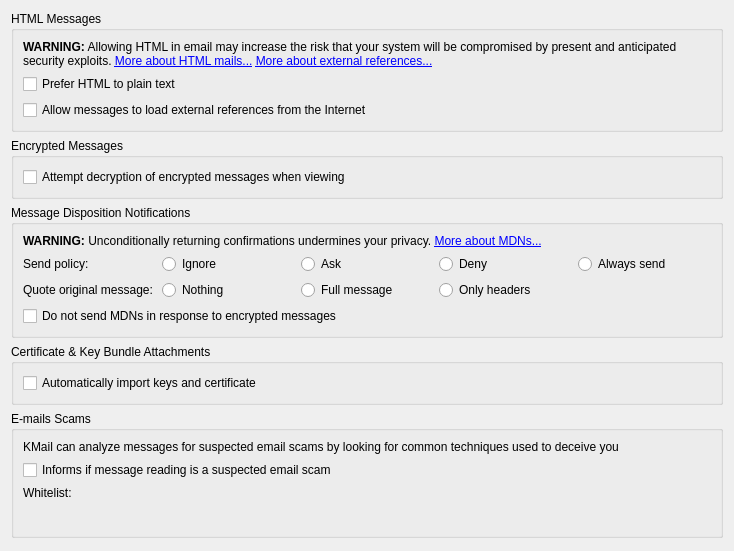
Before: the Qt Designer form kmail/ui/securitypagegeneraltab.ui in KDE/kdepim, drawn with Qt 5.
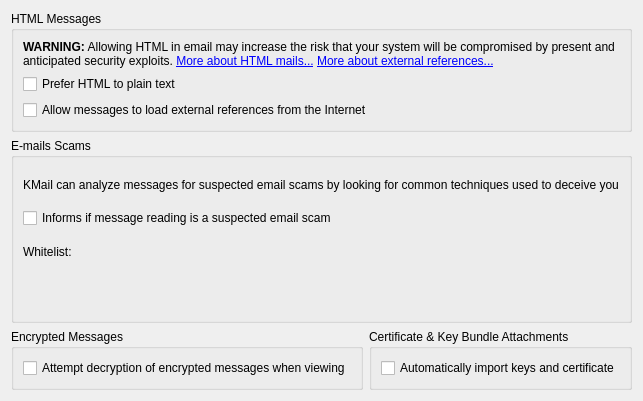
After: the same form once the commit is applied. Custom widgets are drawn as their Qt base class.

Commit message:
Move MDN group to its own tab
This saves vertical space in the Security/Reading tab

```diff
--- a/kmail/ui/securitypagegeneraltab.ui
+++ b/kmail/ui/securitypagegeneraltab.ui
@@ -6,13 +6,19 @@
    <rect>
     <x>0</x>
     <y>0</y>
-    <width>734</width>
-    <height>551</height>
+    <width>633</width>
+    <height>401</height>
    </rect>
   </property>
-  <layout class="QVBoxLayout" name="verticalLayout_2">
-   <item>
+  <layout class="QGridLayout" name="gridLayout">
+   <item row="0" column="0" colspan="2">
     <widget class="QGroupBox" name="groupBox">
+     <property name="sizePolicy">
+      <sizepolicy hsizetype="Preferred" vsizetype="Fixed">
+       <horstretch>0</horstretch>
+       <verstretch>0</verstretch>
+      </sizepolicy>
+     </property>
      <property name="title">
       <string>HTML Messages</string>
      </property>
@@ -53,8 +59,53 @@
      </layout>
     </widget>
    </item>
-   <item>
+   <item row="1" column="0" colspan="2">
+    <widget class="QGroupBox" name="groupBox_3">
+     <property name="sizePolicy">
+      <sizepolicy hsizetype="Preferred" vsizetype="MinimumExpanding">
+       <horstretch>0</horstretch>
+       <verstretch>0</verstretch>
+      </sizepolicy>
+     </property>
+     <property name="title">
+      <string>E-mails Scams</string>
+     </property>
+     <layout class="QVBoxLayout" name="verticalLayout_5">
+      <item>
+       <widget class="QLabel" name="label">
+        <property name="text">
+         <string>KMail can analyze messages for suspected email scams by looking for common techniques used to deceive you</string>
+        </property>
+       </widget>
+      </item>
+      <item>
+       <widget class="QCheckBox" name="mScamDetection">
+        <property name="text">
+         <string>Informs if message reading is a suspected email scam</string>
+        </property>
+       </widget>
+      </item>
+      <item>
+       <widget class="QLabel" name="label_2">
+        <property name="text">
+         <string>Whitelist:</string>
+        </property>
+       </widget>
+      </item>
+      <item>
+       <widget class="PimCommon::SimpleStringListEditor" name="scamWhiteList"/>
+      </item>
+     </layout>
+    </widget>
+   </item>
+   <item row="2" column="0">
     <widget class="QGroupBox" name="groupBox_2">
+     <property name="sizePolicy">
+      <sizepolicy hsizetype="Preferred" vsizetype="Fixed">
+       <horstretch>0</horstretch>
+       <verstretch>0</verstretch>
+      </sizepolicy>
+     </property>
      <property name="title">
       <string>Encrypted Messages</string>
      </property>
@@ -69,121 +120,14 @@
      </layout>
     </widget>
    </item>
-   <item>
-    <widget class="QGroupBox" name="groupMessageDisp">
-     <property name="title">
-      <string>Message Disposition Notifications</string>
-     </property>
-     <layout class="QGridLayout" name="gridLayout">
-      <item row="1" column="0">
-       <widget class="QLabel" name="labelSend">
-        <property name="text">
-         <string>Send policy:</string>
-        </property>
-       </widget>
-      </item>
-      <item row="1" column="1">
-       <widget class="QRadioButton" name="radioIgnore">
-        <property name="whatsThis">
-         <string>&lt;qt&gt;&lt;h3&gt;Message Disposition Notification Policy&lt;/h3&gt;&lt;p&gt;MDNs are a generalization of what is commonly called &lt;b&gt;read receipt&lt;/b&gt;. The message author requests a disposition notification to be sent and the receiver's mail program generates a reply from which the author can learn what happened to his message. Common disposition types include &lt;b&gt;displayed&lt;/b&gt; (i.e. read), &lt;b&gt;deleted&lt;/b&gt; and &lt;b&gt;dispatched&lt;/b&gt; (e.g. forwarded).&lt;/p&gt;&lt;p&gt;The following options are available to control KMail's sending of MDNs:&lt;/p&gt;&lt;ul&gt;&lt;li&gt;&lt;em&gt;Ignore&lt;/em&gt;: Ignores any request for disposition notifications. No MDN will ever be sent automatically (recommended).&lt;/li&gt;&lt;li&gt;&lt;em&gt;Ask&lt;/em&gt;: Answers requests only after asking the user for permission. This way, you can send MDNs for selected messages while denying or ignoring them for others.&lt;/li&gt;&lt;li&gt;&lt;em&gt;Deny&lt;/em&gt;: Always sends a &lt;b&gt;denied&lt;/b&gt; notification. This is only &lt;em&gt;slightly&lt;/em&gt; better than always sending MDNs. The author will still know that the messages has been acted upon, he just cannot tell whether it was deleted or read etc.&lt;/li&gt;&lt;li&gt;&lt;em&gt;Always send&lt;/em&gt;: Always sends the requested disposition notification. That means that the author of the message gets to know when the message was acted upon and, in addition, what happened to it (displayed, deleted, etc.). This option is strongly discouraged, but since it makes much sense e.g. for customer relationship management, it has been made available.&lt;/li&gt;&lt;/ul&gt;&lt;/qt&gt;</string>
-        </property>
-        <property name="text">
-         <string>Ignore</string>
-        </property>
-       </widget>
-      </item>
-      <item row="1" column="2">
-       <widget class="QRadioButton" name="radioAsk">
-        <property name="whatsThis">
-         <string>&lt;qt&gt;&lt;h3&gt;Message Disposition Notification Policy&lt;/h3&gt;&lt;p&gt;MDNs are a generalization of what is commonly called &lt;b&gt;read receipt&lt;/b&gt;. The message author requests a disposition notification to be sent and the receiver's mail program generates a reply from which the author can learn what happened to his message. Common disposition types include &lt;b&gt;displayed&lt;/b&gt; (i.e. read), &lt;b&gt;deleted&lt;/b&gt; and &lt;b&gt;dispatched&lt;/b&gt; (e.g. forwarded).&lt;/p&gt;&lt;p&gt;The following options are available to control KMail's sending of MDNs:&lt;/p&gt;&lt;ul&gt;&lt;li&gt;&lt;em&gt;Ignore&lt;/em&gt;: Ignores any request for disposition notifications. No MDN will ever be sent automatically (recommended).&lt;/li&gt;&lt;li&gt;&lt;em&gt;Ask&lt;/em&gt;: Answers requests only after asking the user for permission. This way, you can send MDNs for selected messages while denying or ignoring them for others.&lt;/li&gt;&lt;li&gt;&lt;em&gt;Deny&lt;/em&gt;: Always sends a &lt;b&gt;denied&lt;/b&gt; notification. This is only &lt;em&gt;slightly&lt;/em&gt; better than always sending MDNs. The author will still know that the messages has been acted upon, he just cannot tell whether it was deleted or read etc.&lt;/li&gt;&lt;li&gt;&lt;em&gt;Always send&lt;/em&gt;: Always sends the requested disposition notification. That means that the author of the message gets to know when the message was acted upon and, in addition, what happened to it (displayed, deleted, etc.). This option is strongly discouraged, but since it makes much sense e.g. for customer relationship management, it has been made available.&lt;/li&gt;&lt;/ul&gt;&lt;/qt&gt;</string>
-        </property>
-        <property name="text">
-         <string>Ask</string>
-        </property>
-       </widget>
-      </item>
-      <item row="1" column="3">
-       <widget class="QRadioButton" name="radioDeny">
-        <property name="whatsThis">
-         <string>&lt;qt&gt;&lt;h3&gt;Message Disposition Notification Policy&lt;/h3&gt;&lt;p&gt;MDNs are a generalization of what is commonly called &lt;b&gt;read receipt&lt;/b&gt;. The message author requests a disposition notification to be sent and the receiver's mail program generates a reply from which the author can learn what happened to his message. Common disposition types include &lt;b&gt;displayed&lt;/b&gt; (i.e. read), &lt;b&gt;deleted&lt;/b&gt; and &lt;b&gt;dispatched&lt;/b&gt; (e.g. forwarded).&lt;/p&gt;&lt;p&gt;The following options are available to control KMail's sending of MDNs:&lt;/p&gt;&lt;ul&gt;&lt;li&gt;&lt;em&gt;Ignore&lt;/em&gt;: Ignores any request for disposition notifications. No MDN will ever be sent automatically (recommended).&lt;/li&gt;&lt;li&gt;&lt;em&gt;Ask&lt;/em&gt;: Answers requests only after asking the user for permission. This way, you can send MDNs for selected messages while denying or ignoring them for others.&lt;/li&gt;&lt;li&gt;&lt;em&gt;Deny&lt;/em&gt;: Always sends a &lt;b&gt;denied&lt;/b&gt; notification. This is only &lt;em&gt;slightly&lt;/em&gt; better than always sending MDNs. The author will still know that the messages has been acted upon, he just cannot tell whether it was deleted or read etc.&lt;/li&gt;&lt;li&gt;&lt;em&gt;Always send&lt;/em&gt;: Always sends the requested disposition notification. That means that the author of the message gets to know when the message was acted upon and, in addition, what happened to it (displayed, deleted, etc.). This option is strongly discouraged, but since it makes much sense e.g. for customer relationship management, it has been made available.&lt;/li&gt;&lt;/ul&gt;&lt;/qt&gt;</string>
-        </property>
-        <property name="text">
-         <string>Deny</string>
-        </property>
-       </widget>
-      </item>
-      <item row="1" column="4">
-       <widget class="QRadioButton" name="radioAlways">
-        <property name="whatsThis">
-         <string>&lt;qt&gt;&lt;h3&gt;Message Disposition Notification Policy&lt;/h3&gt;&lt;p&gt;MDNs are a generalization of what is commonly called &lt;b&gt;read receipt&lt;/b&gt;. The message author requests a disposition notification to be sent and the receiver's mail program generates a reply from which the author can learn what happened to his message. Common disposition types include &lt;b&gt;displayed&lt;/b&gt; (i.e. read), &lt;b&gt;deleted&lt;/b&gt; and &lt;b&gt;dispatched&lt;/b&gt; (e.g. forwarded).&lt;/p&gt;&lt;p&gt;The following options are available to control KMail's sending of MDNs:&lt;/p&gt;&lt;ul&gt;&lt;li&gt;&lt;em&gt;Ignore&lt;/em&gt;: Ignores any request for disposition notifications. No MDN will ever be sent automatically (recommended).&lt;/li&gt;&lt;li&gt;&lt;em&gt;Ask&lt;/em&gt;: Answers requests only after asking the user for permission. This way, you can send MDNs for selected messages while denying or ignoring them for others.&lt;/li&gt;&lt;li&gt;&lt;em&gt;Deny&lt;/em&gt;: Always sends a &lt;b&gt;denied&lt;/b&gt; notification. This is only &lt;em&gt;slightly&lt;/em&gt; better than always sending MDNs. The author will still know that the messages has been acted upon, he just cannot tell whether it was deleted or read etc.&lt;/li&gt;&lt;li&gt;&lt;em&gt;Always send&lt;/em&gt;: Always sends the requested disposition notification. That means that the author of the message gets to know when the message was acted upon and, in addition, what happened to it (displayed, deleted, etc.). This option is strongly discouraged, but since it makes much sense e.g. for customer relationship management, it has been made available.&lt;/li&gt;&lt;/ul&gt;&lt;/qt&gt;</string>
-        </property>
-        <property name="text">
-         <string>Always send</string>
-        </property>
-       </widget>
-      </item>
-      <item row="2" column="0">
-       <widget class="QLabel" name="labelQuote">
-        <property name="text">
-         <string>Quote original message:</string>
-        </property>
-       </widget>
-      </item>
-      <item row="2" column="1">
-       <widget class="QRadioButton" name="radioNothing">
-        <property name="whatsThis">
-         <string>&lt;qt&gt;&lt;h3&gt;Message Disposition Notification Policy&lt;/h3&gt;&lt;p&gt;MDNs are a generalization of what is commonly called &lt;b&gt;read receipt&lt;/b&gt;. The message author requests a disposition notification to be sent and the receiver's mail program generates a reply from which the author can learn what happened to his message. Common disposition types include &lt;b&gt;displayed&lt;/b&gt; (i.e. read), &lt;b&gt;deleted&lt;/b&gt; and &lt;b&gt;dispatched&lt;/b&gt; (e.g. forwarded).&lt;/p&gt;&lt;p&gt;The following options are available to control KMail's sending of MDNs:&lt;/p&gt;&lt;ul&gt;&lt;li&gt;&lt;em&gt;Ignore&lt;/em&gt;: Ignores any request for disposition notifications. No MDN will ever be sent automatically (recommended).&lt;/li&gt;&lt;li&gt;&lt;em&gt;Ask&lt;/em&gt;: Answers requests only after asking the user for permission. This way, you can send MDNs for selected messages while denying or ignoring them for others.&lt;/li&gt;&lt;li&gt;&lt;em&gt;Deny&lt;/em&gt;: Always sends a &lt;b&gt;denied&lt;/b&gt; notification. This is only &lt;em&gt;slightly&lt;/em&gt; better than always sending MDNs. The author will still know that the messages has been acted upon, he just cannot tell whether it was deleted or read etc.&lt;/li&gt;&lt;li&gt;&lt;em&gt;Always send&lt;/em&gt;: Always sends the requested disposition notification. That means that the author of the message gets to know when the message was acted upon and, in addition, what happened to it (displayed, deleted, etc.). This option is strongly discouraged, but since it makes much sense e.g. for customer relationship management, it has been made available.&lt;/li&gt;&lt;/ul&gt;&lt;/qt&gt;</string>
-        </property>
-        <property name="text">
-         <string>Nothing</string>
-        </property>
-       </widget>
-      </item>
-      <item row="2" column="2">
-       <widget class="QRadioButton" name="radioFull">
-        <property name="whatsThis">
-         <string>&lt;qt&gt;&lt;h3&gt;Message Disposition Notification Policy&lt;/h3&gt;&lt;p&gt;MDNs are a generalization of what is commonly called &lt;b&gt;read receipt&lt;/b&gt;. The message author requests a disposition notification to be sent and the receiver's mail program generates a reply from which the author can learn what happened to his message. Common disposition types include &lt;b&gt;displayed&lt;/b&gt; (i.e. read), &lt;b&gt;deleted&lt;/b&gt; and &lt;b&gt;dispatched&lt;/b&gt; (e.g. forwarded).&lt;/p&gt;&lt;p&gt;The following options are available to control KMail's sending of MDNs:&lt;/p&gt;&lt;ul&gt;&lt;li&gt;&lt;em&gt;Ignore&lt;/em&gt;: Ignores any request for disposition notifications. No MDN will ever be sent automatically (recommended).&lt;/li&gt;&lt;li&gt;&lt;em&gt;Ask&lt;/em&gt;: Answers requests only after asking the user for permission. This way, you can send MDNs for selected messages while denying or ignoring them for others.&lt;/li&gt;&lt;li&gt;&lt;em&gt;Deny&lt;/em&gt;: Always sends a &lt;b&gt;denied&lt;/b&gt; notification. This is only &lt;em&gt;slightly&lt;/em&gt; better than always sending MDNs. The author will still know that the messages has been acted upon, he just cannot tell whether it was deleted or read etc.&lt;/li&gt;&lt;li&gt;&lt;em&gt;Always send&lt;/em&gt;: Always sends the requested disposition notification. That means that the author of the message gets to know when the message was acted upon and, in addition, what happened to it (displayed, deleted, etc.). This option is strongly discouraged, but since it makes much sense e.g. for customer relationship management, it has been made available.&lt;/li&gt;&lt;/ul&gt;&lt;/qt&gt;</string>
-        </property>
-        <property name="text">
-         <string>Full message</string>
-        </property>
-       </widget>
-      </item>
-      <item row="2" column="3">
-       <widget class="QRadioButton" name="radioHeaders">
-        <property name="whatsThis">
-         <string>&lt;qt&gt;&lt;h3&gt;Message Disposition Notification Policy&lt;/h3&gt;&lt;p&gt;MDNs are a generalization of what is commonly called &lt;b&gt;read receipt&lt;/b&gt;. The message author requests a disposition notification to be sent and the receiver's mail program generates a reply from which the author can learn what happened to his message. Common disposition types include &lt;b&gt;displayed&lt;/b&gt; (i.e. read), &lt;b&gt;deleted&lt;/b&gt; and &lt;b&gt;dispatched&lt;/b&gt; (e.g. forwarded).&lt;/p&gt;&lt;p&gt;The following options are available to control KMail's sending of MDNs:&lt;/p&gt;&lt;ul&gt;&lt;li&gt;&lt;em&gt;Ignore&lt;/em&gt;: Ignores any request for disposition notifications. No MDN will ever be sent automatically (recommended).&lt;/li&gt;&lt;li&gt;&lt;em&gt;Ask&lt;/em&gt;: Answers requests only after asking the user for permission. This way, you can send MDNs for selected messages while denying or ignoring them for others.&lt;/li&gt;&lt;li&gt;&lt;em&gt;Deny&lt;/em&gt;: Always sends a &lt;b&gt;denied&lt;/b&gt; notification. This is only &lt;em&gt;slightly&lt;/em&gt; better than always sending MDNs. The author will still know that the messages has been acted upon, he just cannot tell whether it was deleted or read etc.&lt;/li&gt;&lt;li&gt;&lt;em&gt;Always send&lt;/em&gt;: Always sends the requested disposition notification. That means that the author of the message gets to know when the message was acted upon and, in addition, what happened to it (displayed, deleted, etc.). This option is strongly discouraged, but since it makes much sense e.g. for customer relationship management, it has been made available.&lt;/li&gt;&lt;/ul&gt;&lt;/qt&gt;</string>
-        </property>
-        <property name="text">
-         <string>Only headers</string>
-        </property>
-       </widget>
-      </item>
-      <item row="3" column="0" colspan="5">
-       <widget class="QCheckBox" name="mNoMDNsWhenEncryptedCheck">
-        <property name="text">
-         <string>Do not send MDNs in response to encrypted messages</string>
-        </property>
-       </widget>
-      </item>
-      <item row="0" column="0" colspan="5">
-       <widget class="QLabel" name="labelWarning">
-        <property name="text">
-         <string>&lt;b&gt;WARNING:&lt;/b&gt; Unconditionally returning confirmations undermines your privacy. &lt;a href=&quot;whatsthis3&quot;&gt;More about MDNs...&lt;/a&gt;</string>
-        </property>
-        <property name="wordWrap">
-         <bool>true</bool>
-        </property>
-        <property name="textInteractionFlags">
-         <set>Qt::LinksAccessibleByKeyboard|Qt::LinksAccessibleByMouse</set>
-        </property>
-       </widget>
-      </item>
-     </layout>
-    </widget>
-   </item>
-   <item>
+   <item row="2" column="1">
     <widget class="QGroupBox" name="groupBox_4">
+     <property name="sizePolicy">
+      <sizepolicy hsizetype="Preferred" vsizetype="Fixed">
+       <horstretch>0</horstretch>
+       <verstretch>0</verstretch>
+      </sizepolicy>
+     </property>
      <property name="title">
       <string>Certificate &amp;&amp; Key Bundle Attachments</string>
      </property>
@@ -198,59 +142,6 @@
      </layout>
     </widget>
    </item>
-   <item>
-    <widget class="QGroupBox" name="groupBox_3">
-     <property name="title">
-      <string>E-mails Scams</string>
-     </property>
-     <layout class="QVBoxLayout" name="verticalLayout_5">
-      <item>
-       <widget class="QLabel" name="label">
-        <property name="text">
-         <string>KMail can analyze messages for suspected email scams by looking for common techniques used to deceive you</string>
-        </property>
-       </widget>
-      </item>
-      <item>
-       <widget class="QCheckBox" name="mScamDetection">
-        <property name="text">
-         <string>Informs if message reading is a suspected email scam</string>
-        </property>
-       </widget>
-      </item>
-      <item>
-       <widget class="QLabel" name="label_2">
-        <property name="text">
-         <string>Whitelist:</string>
-        </property>
-       </widget>
-      </item>
-      <item>
-       <widget class="PimCommon::SimpleStringListEditor" name="scamWhiteList" native="true">
-        <property name="minimumSize">
-         <size>
-          <width>10</width>
-          <height>20</height>
-         </size>
-        </property>
-       </widget>
-      </item>
-     </layout>
-    </widget>
-   </item>
-   <item>
-    <spacer name="verticalSpacer">
-     <property name="orientation">
-      <enum>Qt::Vertical</enum>
-     </property>
-     <property name="sizeHint" stdset="0">
-      <size>
-       <width>20</width>
-       <height>40</height>
-      </size>
-     </property>
-    </spacer>
-   </item>
   </layout>
  </widget>
  <customwidgets>
```
Left out of the diff: 7 changed lines with no effect on the pictures. The commit also changes 4 other files.
